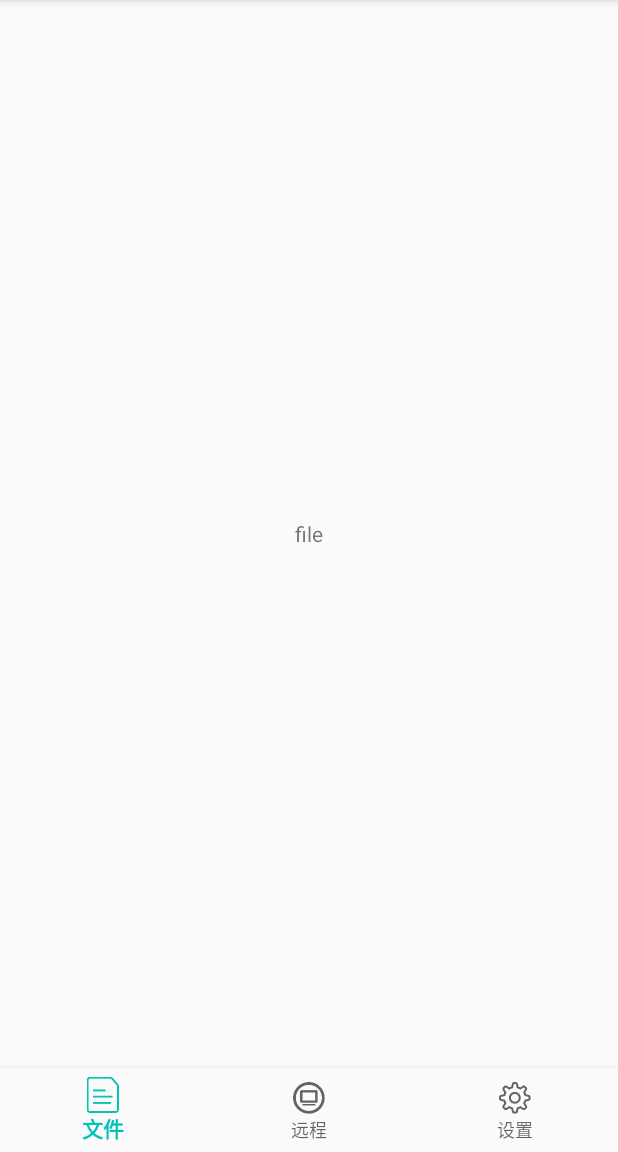
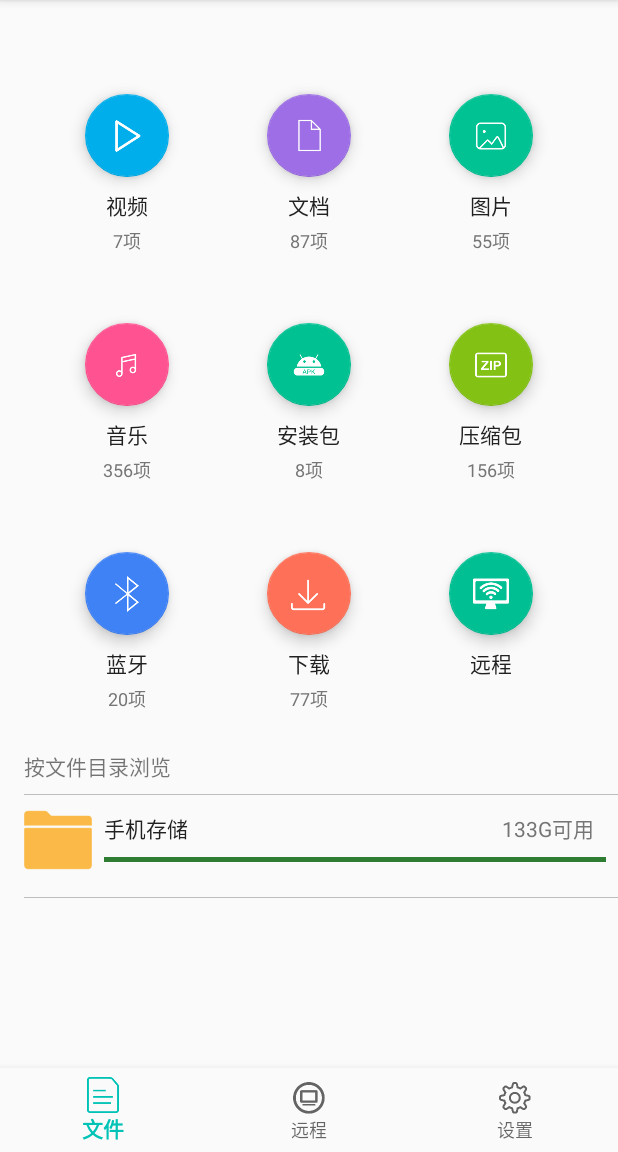
Before and after one commit to lzl471954654/FlashRemote, an Android app: the screen it shows after launch (MainActivity), on a phone screen of 412 x 824 dp, the part 84-1236 px from its top. Run offline under Robolectric (Android 15) with nearby library versions, the phone set to English and light mode, and no system bars; our stand-ins replace ButterKnife; 3 statements that could not run were skipped.

Commit message:
add file manager view

```diff
--- a/app/build.gradle
+++ b/app/build.gradle
@@ -30,4 +30,5 @@ dependencies {
     compile 'com.jakewharton:butterknife:8.5.0'
     annotationProcessor 'com.jakewharton:butterknife-compiler:8.5.0'
     compile 'de.hdodenhof:circleimageview:2.1.0'
+    compile 'com.android.support.constraint:constraint-layout:1.0.2'
 }
--- a/app/src/main/java/com/lp/flashremote/fragments/FileFragment.java
+++ b/app/src/main/java/com/lp/flashremote/fragments/FileFragment.java
@@ -18,7 +18,7 @@ public class FileFragment extends Fragment {
     @Nullable
     @Override
     public View onCreateView(LayoutInflater inflater, @Nullable ViewGroup container, @Nullable Bundle savedInstanceState) {
-        View view=inflater.inflate(R.layout.fragment_file,null);
+        View view=inflater.inflate(R.layout.fragment_file_manager,container,false);
         return view;
     }
 }
--- a/app/src/main/res/animator/add_anim.xml
+++ b/app/src/main/res/animator/add_anim.xml
@@ -4,7 +4,7 @@
     <set android:ordering="together">
 
         <objectAnimator
-            android:duration="100"
+            android:duration="150"
             android:propertyName="alpha"
             android:repeatCount="0"
             android:startOffset="0"
@@ -12,7 +12,7 @@
             android:valueTo="1.00"
             android:valueType="floatType" />
         <objectAnimator
-            android:duration="100"
+            android:duration="150"
             android:propertyName="scaleY"
             android:repeatCount="0"
             android:startOffset="0"
@@ -22,7 +22,7 @@
     </set>
     <set android:ordering="together">
         <objectAnimator
-            android:duration="100"
+            android:duration="150"
             android:propertyName="scaleY"
             android:repeatCount="0"
             android:startOffset="0"
--- /dev/null
+++ b/app/src/main/res/layout/fragment_file_manager.xml
@@ -0,0 +1,336 @@
+<?xml version="1.0" encoding="utf-8"?>
+<LinearLayout android:layout_width="match_parent"
+    android:layout_height="match_parent"
+    xmlns:app="http://schemas.android.com/apk/res-auto"
+    android:orientation="vertical"
+    xmlns:android="http://schemas.android.com/apk/res/android">
+
+    <LinearLayout
+        android:layout_width="match_parent"
+        android:layout_height="match_parent"
+        android:layout_weight="4"
+        android:layout_marginTop="16dp"
+        android:orientation="vertical"
+        android:paddingStart="24dp"
+        android:paddingEnd="24dp"
+        >
+        <LinearLayout
+            android:layout_width="match_parent"
+            android:layout_height="match_parent"
+            android:layout_weight="1"
+            >
+            <RelativeLayout
+                android:layout_width="match_parent"
+                android:layout_height="match_parent"
+                android:layout_weight="1"
+                >
+
+                <TextView
+                    android:id="@+id/m_video_count"
+                    style="@style/fileManagerCountText"
+                    android:text="7项"
+                    />
+                <TextView
+                    android:text="@string/manager_video"
+                    style="@style/fileManagerPrimaryText"
+                    android:layout_above="@id/m_video_count"
+                    android:id="@+id/m_text1"
+                    />
+                <android.support.design.widget.FloatingActionButton
+                    style="@style/fileManagerIconStyle"
+                    android:id="@+id/m_video"
+                    app:backgroundTint="@color/video_color"
+                    android:src="@mipmap/icon_video"
+                    android:layout_above="@id/m_text1"
+                    />
+            </RelativeLayout>
+            <RelativeLayout
+                android:layout_width="match_parent"
+                android:layout_height="match_parent"
+                android:layout_weight="1"
+                >
+                <TextView
+                    android:id="@+id/m_document_count"
+                    style="@style/fileManagerCountText"
+                    android:text="87项"
+                    />
+                <TextView
+                    android:id="@+id/m_text2"
+                    android:text="@string/manager_document"
+                    style="@style/fileManagerPrimaryText"
+                    android:layout_above="@id/m_document_count"
+                    />
+                <android.support.design.widget.FloatingActionButton
+                    style="@style/fileManagerIconStyle"
+                    android:id="@+id/m_document"
+                    app:backgroundTint="@color/document_color"
+                    android:src="@mipmap/icon_document"
+                    android:layout_above="@id/m_text2"
+                    />
+            </RelativeLayout>
+            <RelativeLayout
+                android:layout_width="match_parent"
+                android:layout_height="match_parent"
+                android:layout_weight="1"
+                >
+                <TextView
+                    android:id="@+id/m_pic_count"
+                    style="@style/fileManagerCountText"
+                    android:text="55项"
+                    />
+                <TextView
+                    android:id="@+id/m_text3"
+                    android:text="@string/manager_pic"
+                    style="@style/fileManagerPrimaryText"
+                    android:layout_above="@id/m_pic_count"
+                    />
+                <android.support.design.widget.FloatingActionButton
+                    style="@style/fileManagerIconStyle"
+                    android:id="@+id/m_pic"
+                    app:backgroundTint="@color/pic_color"
+                    android:src="@mipmap/icon_pic"
+                    android:layout_above="@id/m_text3"
+                    />
+            </RelativeLayout>
+        </LinearLayout>
+        <LinearLayout
+            android:layout_width="match_parent"
+            android:layout_height="match_parent"
+            android:layout_weight="1"
+            >
+            <RelativeLayout
+                android:layout_width="match_parent"
+                android:layout_height="match_parent"
+                android:layout_weight="1"
+                >
+                <TextView
+                    android:id="@+id/m_music_count"
+                    style="@style/fileManagerCountText"
+                    android:text="356项"
+                    />
+                <TextView
+                    android:id="@+id/m_text4"
+                    android:text="@string/manager_music"
+                    style="@style/fileManagerPrimaryText"
+                    android:layout_above="@id/m_music_count"
+                    />
+
+                <android.support.design.widget.FloatingActionButton
+                    style="@style/fileManagerIconStyle"
+                    android:id="@+id/m_music"
+                    app:backgroundTint="@color/music_color"
+                    android:src="@mipmap/icon_music"
+                    android:layout_above="@id/m_text4"
+                    />
+            </RelativeLayout>
+            <RelativeLayout
+                android:layout_width="match_parent"
+                android:layout_height="match_parent"
+                android:layout_weight="1"
+                >
+                <TextView
+                    android:id="@+id/m_apk_count"
+                    style="@style/fileManagerCountText"
+                    android:text="8项"
+                    />
+                <TextView
+                    android:id="@+id/m_text5"
+                    android:text="@string/manager_apk"
+                    style="@style/fileManagerPrimaryText"
+                    android:layout_above="@id/m_apk_count"
+                    />
+                <android.support.design.widget.FloatingActionButton
+                    style="@style/fileManagerIconStyle"
+                    android:id="@+id/m_apk"
+                    app:backgroundTint="@color/apk_color"
+                    android:src="@mipmap/icon_apk"
+                    android:layout_above="@id/m_text5"
+                    />
+            </RelativeLayout>
+            <RelativeLayout
+                android:layout_width="match_parent"
+                android:layout_height="match_parent"
+                android:layout_weight="1"
+                >
+                <TextView
+                    android:id="@+id/m_zip_count"
+                    style="@style/fileManagerCountText"
+                    android:text="156项"
+                    />
+                <TextView
+                    android:id="@+id/m_text6"
+                    android:text="@string/manager_zip"
+                    style="@style/fileManagerPrimaryText"
+                    android:layout_above="@id/m_zip_count"
+                    />
+
+                <android.support.design.widget.FloatingActionButton
+                    style="@style/fileManagerIconStyle"
+                    android:id="@+id/m_zip"
+                    app:backgroundTint="@color/zip_color"
+                    android:src="@mipmap/icon_zip"
+                    android:layout_above="@id/m_text6"
+                    />
+            </RelativeLayout>
+        </LinearLayout>
+        <LinearLayout
+            android:layout_width="match_parent"
+            android:layout_height="match_parent"
+            android:layout_weight="1"
+            >
+            <RelativeLayout
+                android:layout_width="match_parent"
+                android:layout_height="match_parent"
+                android:layout_weight="1"
+                >
+                <TextView
+                    android:id="@+id/m_bluetooth_count"
+                    style="@style/fileManagerCountText"
+                    android:text="20项"
+                    />
+                <TextView
+                    android:id="@+id/m_text7"
+                    android:layout_above="@id/m_bluetooth_count"
+                    android:text="@string/manager_bluetooth"
+                    style="@style/fileManagerPrimaryText"
+                    />
+                <android.support.design.widget.FloatingActionButton
+                    style="@style/fileManagerIconStyle"
+                    android:id="@+id/m_bluetooth"
+                    app:backgroundTint="@color/bluetooth_color"
+                    android:src="@mipmap/icon_bluetooth"
+                    android:layout_above="@id/m_text7"
+                    />
+            </RelativeLayout>
+            <RelativeLayout
+                android:layout_width="match_parent"
+                android:layout_height="match_parent"
+                android:layout_weight="1"
+                >
+
+                <TextView
+                    android:id="@+id/m_download_count"
+                    style="@style/fileManagerCountText"
+                    android:text="77项"
+                    />
+                <TextView
+                    android:id="@+id/m_text8"
+                    android:text="@string/manager_download"
+                    style="@style/fileManagerPrimaryText"
+                    android:layout_above="@id/m_download_count"
+                    />
+                <android.support.design.widget.FloatingActionButton
+                    style="@style/fileManagerIconStyle"
+                    android:id="@+id/m_download"
+                    app:backgroundTint="@color/download_color"
+                    android:src="@mipmap/icon_download"
+                    android:layout_above="@id/m_text8"
+                    />
+            </RelativeLayout>
+            <RelativeLayout
+                android:layout_width="match_parent"
+                android:layout_height="match_parent"
+                android:layout_weight="1"
+                >
+                <TextView
+                    android:id="@+id/m_remote_count"
+                    style="@style/fileManagerCountText"
+                    android:text="114项"
+                    android:visibility="invisible"
+                    />
+                <TextView
+                    android:id="@+id/m_text9"
+                    android:text="@string/manager_remote"
+                    style="@style/fileManagerPrimaryText"
+                    android:layout_above="@id/m_remote_count"
+                    />
+                <android.support.design.widget.FloatingActionButton
+                    style="@style/fileManagerIconStyle"
+                    android:id="@+id/m_remote"
+                    app:backgroundTint="@color/remote_color"
+                    android:src="@mipmap/icon_remote"
+                    android:layout_above="@id/m_text9"
+                    />
+            </RelativeLayout>
+        </LinearLayout>
+    </LinearLayout>
+    <LinearLayout
+        android:layout_weight="8"
+        android:layout_width="match_parent"
+        android:layout_height="match_parent"
+        android:orientation="vertical"
+        >
+        <View
+            android:layout_width="match_parent"
+            android:layout_height="1dp"
+            android:background="@color/divider"
+            android:layout_marginTop="8dp"
+            android:visibility="invisible"
+            />
+        <TextView
+            android:layout_width="wrap_content"
+            android:layout_height="wrap_content"
+            android:text="按文件目录浏览"
+            android:layout_marginStart="16dp"
+            android:layout_marginTop="16dp"
+            />
+        <View
+            android:layout_width="match_parent"
+            android:layout_height="0.5dp"
+            android:background="@color/divider"
+            android:layout_marginTop="8dp"
+            android:layout_marginStart="16dp"
+            />
+        <RelativeLayout
+            android:layout_width="match_parent"
+            android:layout_height="60dp"
+            android:layout_marginStart="16dp"
+            >
+            <ImageView
+                android:layout_width="45dp"
+                android:layout_height="45dp"
+                android:src="@mipmap/icon_folder"
+                android:layout_centerVertical="true"
+                android:id="@+id/m_image1"
+                />
+            <TextView
+                android:id="@+id/m_store_text"
+                android:layout_width="wrap_content"
+                android:layout_height="wrap_content"
+                android:text="手机存储"
+                android:textColor="@color/primary_text"
+                android:layout_toRightOf="@id/m_image1"
+                android:layout_alignTop="@id/m_image1"
+                android:layout_marginStart="8dp"
+                android:layout_marginTop="4dp"
+                />
+            <View
+                android:layout_width="match_parent"
+                android:layout_height="3dp"
+                android:background="@color/green"
+                android:layout_toRightOf="@id/m_image1"
+                android:layout_alignBottom="@id/m_image1"
+                android:layout_marginBottom="8dp"
+                android:layout_marginStart="8dp"
+                android:layout_marginEnd="8dp"
+                />
+            <TextView
+                android:layout_width="wrap_content"
+                android:layout_height="wrap_content"
+                android:textColor="@color/secondary_text"
+                android:text="133G可用"
+                android:layout_marginEnd="16dp"
+                android:layout_alignParentEnd="true"
+                android:layout_alignBottom="@id/m_store_text"
+                />
+        </RelativeLayout>
+        <View
+            android:layout_width="match_parent"
+            android:layout_height="0.5dp"
+            android:background="@color/divider"
+            android:layout_marginTop="8dp"
+            android:layout_marginStart="16dp"
+            />
+    </LinearLayout>
+
+</LinearLayout>
--- a/app/src/main/res/values/colors.xml
+++ b/app/src/main/res/values/colors.xml
@@ -19,4 +19,13 @@
     <color name="icons">#212121</color>
     <color name="divider">#BDBDBD</color>
 
+    <color name="video_color">#00aeeb</color>
+    <color name="document_color">#9d6ee5</color>
+    <color name="pic_color">#00c293</color>
+    <color name="music_color">#ff5290</color>
+    <color name="apk_color">#00c192</color>
+    <color name="zip_color">#83c215</color>
+    <color name="bluetooth_color">#3f82f6</color>
+    <color name="download_color">#fe7158</color>
+    <color name="remote_color">#00c093</color>
 </resources>
--- a/app/src/main/res/values/strings.xml
+++ b/app/src/main/res/values/strings.xml
@@ -21,4 +21,14 @@
     <string name="yuying">语音</string>
     <string name="back">返回</string>
 
+    <string name="manager_video">视频</string>
+    <string name="manager_document">文档</string>
+    <string name="manager_pic">图片</string>
+    <string name="manager_music">音乐</string>
+    <string name="manager_apk">安装包</string>
+    <string name="manager_zip">压缩包</string>
+    <string name="manager_bluetooth">蓝牙</string>
+    <string name="manager_download">下载</string>
+    <string name="manager_remote">远程</string>
+
 </resources>
--- a/app/src/main/res/values/styles.xml
+++ b/app/src/main/res/values/styles.xml
@@ -14,4 +14,29 @@
         <item name="android:windowNoTitle">true</item>
         <item name="android:windowIsFloating">true</item>
     </style>
+
+    <style name="fileManagerIconStyle">
+        <item name="android:tintMode">src_in</item>
+        <item name="android:tint">#ffffff</item>
+        <item name="android:layout_width">60dp</item>
+        <item name="android:layout_height">55dp</item>
+        <item name="android:layout_marginBottom">8dp</item>
+        <item name="android:layout_centerHorizontal">true</item>
+    </style>
+
+    <style name="fileManagerPrimaryText">
+        <item name="android:layout_width">wrap_content</item>
+        <item name="android:layout_height">wrap_content</item>
+        <item name="android:textColor">@color/primary_text</item>
+        <item name="android:layout_centerHorizontal">true</item>
+        <item name="android:layout_marginBottom">4dp</item>
+    </style>
+    <style name="fileManagerCountText">
+        <item name="android:layout_width">wrap_content</item>
+        <item name="android:layout_height">wrap_content</item>
+        <item name="android:textColor">@color/secondary_text</item>
+        <item name="android:layout_centerHorizontal">true</item>
+        <item name="android:layout_alignParentBottom">true</item>
+        <item name="android:textSize">12sp</item>
+    </style>
 </resources>
```
Also changed, not shown: app/src/main/res/mipmap-xhdpi/file.png (added), app/src/main/res/mipmap-xhdpi/icon_apk.png (added), app/src/main/res/mipmap-xhdpi/icon_bluetooth.png (added), app/src/main/res/mipmap-xhdpi/icon_document.png (added), app/src/main/res/mipmap-xhdpi/icon_download.png (added), app/src/main/res/mipmap-xhdpi/icon_folder.png (added), app/src/main/res/mipmap-xhdpi/icon_music.png (added), app/src/main/res/mipmap-xhdpi/icon_photo.png (added), app/src/main/res/mipmap-xhdpi/icon_pic.png (added), app/src/main/res/mipmap-xhdpi/icon_remote.png (added), app/src/main/res/mipmap-xhdpi/icon_video.png (added), app/src/main/res/mipmap-xhdpi/icon_zip.png (added), app/src/main/res/mipmap-xxhdpi/file.png (deleted).
